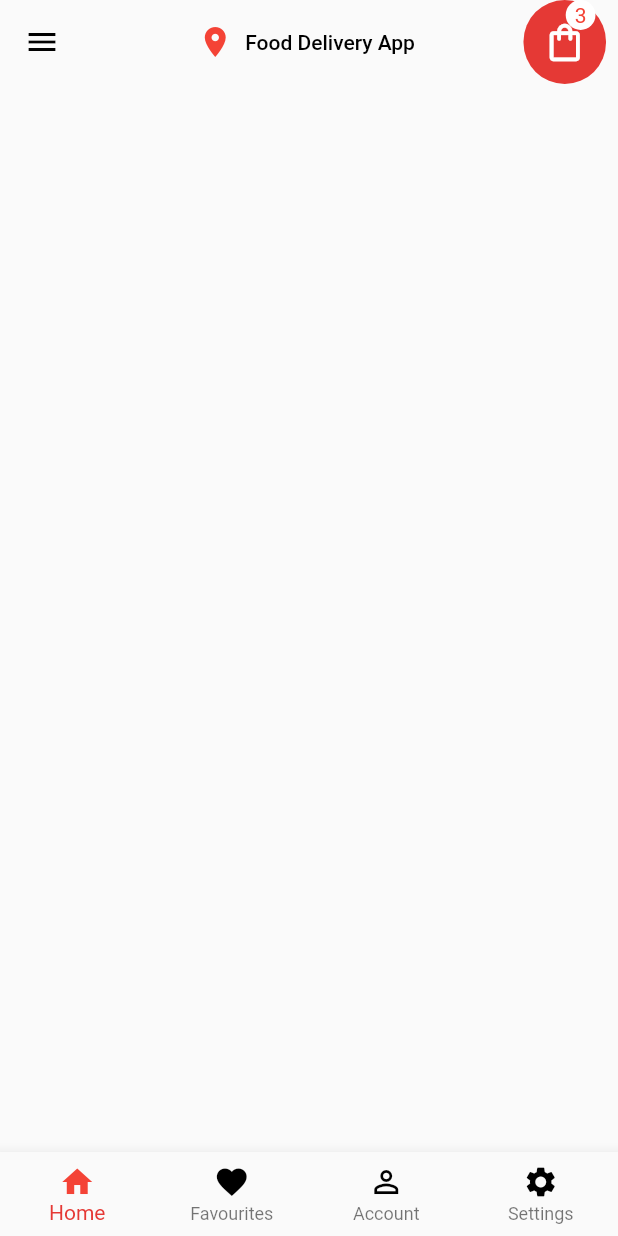
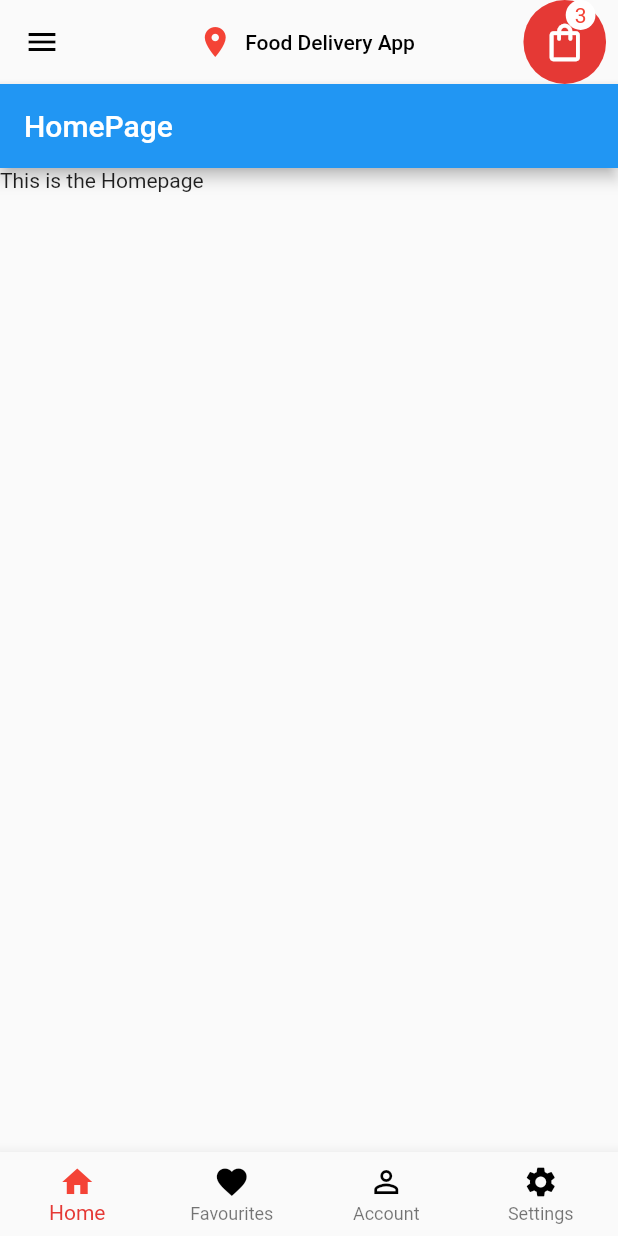
Before and after one commit to Ashwin1002/food_delivery_app, a Flutter app: the screen it shows after launch, on a phone screen of 412 x 824 dp. Run offline on Flutter 3.47's test engine with Material 2 defaults, Android fonts, the phone set to English and light mode, and no system bars.

Commit message:
Navigation to respective page

```diff
--- /dev/null
+++ b/lib/bottomNavigationBar/home.dart
@@ -0,0 +1,20 @@
+import 'package:flutter/material.dart';
+
+class homePage extends StatefulWidget {
+
+  @override
+  State<homePage> createState() => _HomeState();
+}
+
+class _HomeState extends State<homePage> {
+  @override
+  Widget build(BuildContext context) {
+    return new Scaffold
+      (
+      appBar: AppBar(
+        title: Text("HomePage"),
+      ),
+      body: new Text("This is the Homepage"),
+    );
+  }
+}
--- a/lib/main.dart
+++ b/lib/main.dart
@@ -1,12 +1,17 @@
 import 'package:flutter/material.dart';
-import 'navbar.dart';
-import 'NamedIcon.dart';
+import 'navbar/navbar.dart';
+import 'navbar/NamedIcon.dart';
+import 'bottomNavigationBar/home.dart';
+import 'bottomNavigationBar/settings.dart';
+import 'bottomNavigationBar/account.dart';
+import 'bottomNavigationBar/favourite.dart';
 
 void main() {
   runApp(MyApp());
 }
 
 class MyApp extends StatelessWidget {
+
   // This widget is the root of your application.
   @override
   Widget build(BuildContext context) {
@@ -16,18 +21,30 @@ class MyApp extends StatelessWidget {
       theme: ThemeData(
         primarySwatch: Colors.blue,
       ),
-      home: Home(),
+      home: deliveryApp(),
     );
   }
 }
 
-class Home extends StatefulWidget {
+class deliveryApp extends StatefulWidget {
   @override
-  State<Home> createState() => _HomeState();
+  State<deliveryApp> createState() => _deliverappState();
 }
 
-class _HomeState extends State<Home> {
+class _deliverappState extends State<deliveryApp> {
   int _currentIndex = 0;
+  final List<Widget> _list = [
+    homePage(),
+    settings(),
+    favourite(),
+    account(),
+  ];
+
+  void onTappedBar(index) {
+    setState(() {
+      _currentIndex = index;
+    });
+  }
 
   @override
   Widget build(BuildContext context) {
@@ -56,20 +73,9 @@ class _HomeState extends State<Home> {
             notificationCount: 3,
             onTap: () {},
           )
-          /*RawMaterialButton(
-            onPressed: () {},
-            fillColor: Colors.red,
-            elevation: 2.0,
-            padding: const EdgeInsets.all(15.0),
-            shape: const CircleBorder(),
-            child: const Icon(
-              Icons.shopping_bag_outlined,
-              color: Colors.white,
-            ),
-          ),*/
         ],
       ),
-      body: Container(),
+      body: _list[_currentIndex],
       bottomNavigationBar: BottomNavigationBar(
         currentIndex: _currentIndex,
         type: BottomNavigationBarType.fixed,
@@ -102,11 +108,7 @@ class _HomeState extends State<Home> {
             label: 'Settings',
           ),
         ],
-        onTap: (index) {
-          setState(() {
-            _currentIndex = index;
-          });
-        },
+        onTap: onTappedBar,
       ),
     );
   }
```
Also changed, not shown: lib/bottomNavigationBar/account.dart (added, +15 -0 lines), lib/bottomNavigationBar/favourite.dart (added, +16 -0 lines), lib/bottomNavigationBar/settings.dart (added, +15 -0 lines), lib/navbar/NamedIcon.dart (renamed from lib/NamedIcon.dart), lib/navbar/navbar.dart (renamed from lib/navbar.dart).
